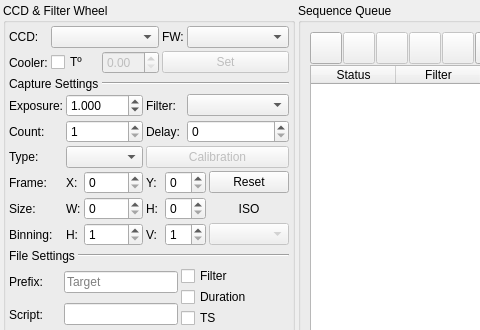
This is kstars/ekos/capture/capture.ui in KDE/kstars as Qt 5 draws it before an edit; both pictures show x 0 to 480 and y 0 to 330 of the 588 by 545 pixel window. The edited form follows.
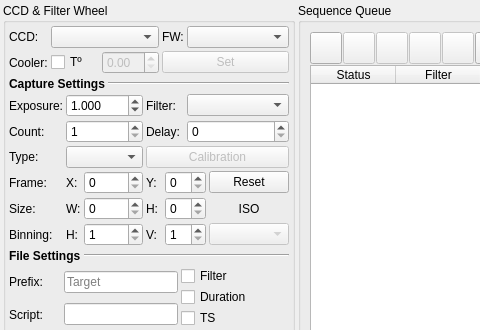
This is the edited form.

Commit message: Make file and capture settings in bold

Patch:
```diff
--- a/kstars/ekos/capture/capture.ui
+++ b/kstars/ekos/capture/capture.ui
@@ -185,7 +185,7 @@
         <item>
          <widget class="QLabel" name="label_5">
           <property name="text">
-           <string>Capture Settings</string>
+           <string>&lt;b&gt;Capture Settings&lt;/b&gt;</string>
           </property>
          </widget>
         </item>
@@ -659,7 +659,7 @@
         <item>
          <widget class="QLabel" name="label_6">
           <property name="text">
-           <string>File Settings</string>
+           <string>&lt;b&gt;File Settings&lt;/b&gt;</string>
           </property>
          </widget>
         </item>
```
